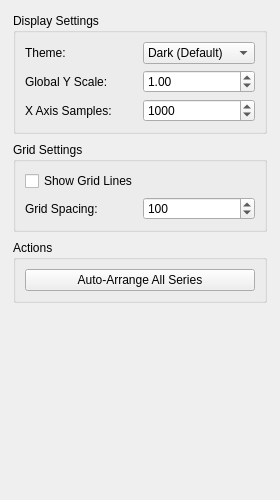
First picture: the form in src/WhiskerToolbox/DataViewer_Widget/DataViewerPropertiesWidget.ui, repository paulmthompson/WhiskerToolbox, before the edit.
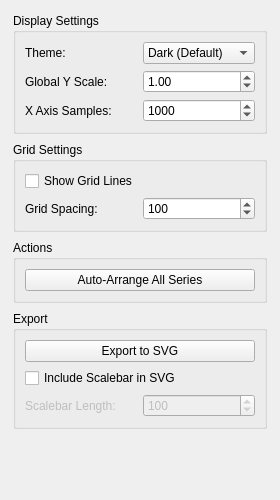
Second picture: the form after the edit.

Commit message: move svg export widgets to properties for dataviewer_widget

The edit to the form file:
```diff
--- a/src/WhiskerToolbox/DataViewer_Widget/DataViewerPropertiesWidget.ui
+++ b/src/WhiskerToolbox/DataViewer_Widget/DataViewerPropertiesWidget.ui
@@ -189,6 +189,67 @@
          </layout>
         </widget>
        </item>
+       <item>
+        <widget class="QGroupBox" name="export_group">
+         <property name="title">
+          <string>Export</string>
+         </property>
+         <layout class="QGridLayout" name="export_layout">
+          <item row="0" column="0" colspan="2">
+           <widget class="QPushButton" name="export_svg_button">
+            <property name="toolTip">
+             <string>Export current plot to SVG vector graphics format (1920x1080)</string>
+            </property>
+            <property name="text">
+             <string>Export to SVG</string>
+            </property>
+           </widget>
+          </item>
+          <item row="1" column="0" colspan="2">
+           <widget class="QCheckBox" name="svg_scalebar_checkbox">
+            <property name="toolTip">
+             <string>Include a horizontal scalebar in the SVG export (bottom-right corner)</string>
+            </property>
+            <property name="text">
+             <string>Include Scalebar in SVG</string>
+            </property>
+            <property name="checked">
+             <bool>false</bool>
+            </property>
+           </widget>
+          </item>
+          <item row="2" column="0">
+           <widget class="QLabel" name="scalebar_length_label">
+            <property name="text">
+             <string>Scalebar Length:</string>
+            </property>
+            <property name="enabled">
+             <bool>false</bool>
+            </property>
+           </widget>
+          </item>
+          <item row="2" column="1">
+           <widget class="QSpinBox" name="scalebar_length_spinbox">
+            <property name="toolTip">
+             <string>Length of the scalebar in time units</string>
+            </property>
+            <property name="enabled">
+             <bool>false</bool>
+            </property>
+            <property name="minimum">
+             <number>1</number>
+            </property>
+            <property name="maximum">
+             <number>10000</number>
+            </property>
+            <property name="value">
+             <number>100</number>
+            </property>
+           </widget>
+          </item>
+         </layout>
+        </widget>
+       </item>
        <item>
         <spacer name="verticalSpacer">
          <property name="orientation">
```
The commit also changes 6 other files.
